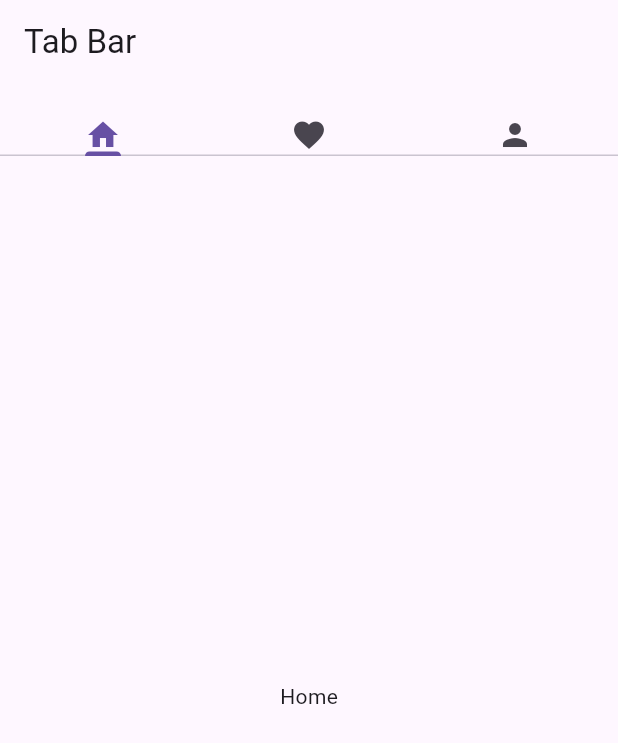
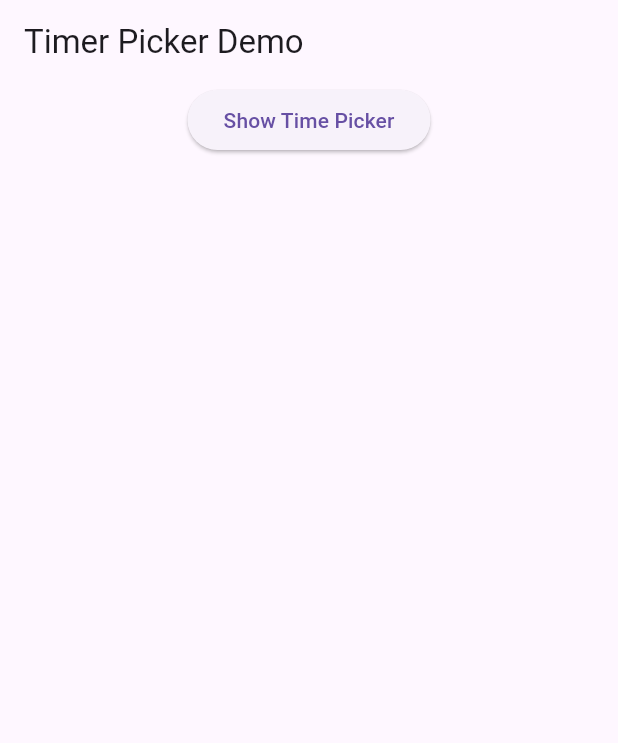
Before and after one commit to MuhammadAliKust/Flutter-B19, a Flutter app: the screen it shows after launch, on a phone screen of 412 x 824 dp. Shown: the top 743 px of the screen. Run offline on Flutter 3.47's test engine with Material 3 defaults, Android fonts, the phone set to English and light mode, and no system bars; our stand-ins replace smooth_page_indicator.

Commit message:
Dialog Box, Bottom Sheet, Date Picker, Time Picker Done

```diff
--- a/lib/main.dart
+++ b/lib/main.dart
@@ -1,9 +1,13 @@
 import 'package:flutter/material.dart';
 import 'package:flutter_b19/asset_image.dart';
 import 'package:flutter_b19/bottom_bar.dart';
+import 'package:flutter_b19/date_picker.dart';
 import 'package:flutter_b19/page_view_demo.dart';
 import 'package:flutter_b19/tabbar.dart';
+import 'package:flutter_b19/time_picker.dart';
 
+import 'bottom_sheet.dart';
+import 'dialog_box.dart';
 import 'dynamic_list_view.dart';
 import 'grid_view_demo.dart';
 import 'list_view_demo.dart';
@@ -21,7 +25,7 @@
   @override
   Widget build(BuildContext context) {
     return MaterialApp(
-      home: TabbarDemo(),
+      home: TimePickerDemo(),
     );
   }
 }
--- /dev/null
+++ b/lib/time_picker.dart
@@ -0,0 +1,38 @@
+import 'package:flutter/material.dart';
+import 'package:intl/intl.dart';
+
+class TimePickerDemo extends StatefulWidget {
+  const TimePickerDemo({super.key});
+
+  @override
+  State<TimePickerDemo> createState() => _TimePickerDemoState();
+}
+
+class _TimePickerDemoState extends State<TimePickerDemo> {
+  TimeOfDay? timeOfDay;
+
+  @override
+  Widget build(BuildContext context) {
+    return Scaffold(
+      appBar: AppBar(
+        title: Text("Timer Picker Demo"),
+      ),
+      body: Column(
+        children: [
+          Center(
+            child: ElevatedButton(
+                onPressed: () {
+                  showTimePicker(context: context, initialTime: TimeOfDay.now())
+                      .then((selectedTime) {
+                    timeOfDay = selectedTime;
+                    setState(() {});
+                  });
+                },
+                child: Text("Show Time Picker")),
+          ),
+          if (timeOfDay != null) Text(timeOfDay!.format(context).toString())
+        ],
+      ),
+    );
+  }
+}
--- a/pubspec.yaml
+++ b/pubspec.yaml
@@ -36,6 +36,7 @@
   # Use with the CupertinoIcons class for iOS style icons.
   cupertino_icons: ^1.0.8
   smooth_page_indicator: ^1.2.1
+  intl: ^0.20.2
 
 dev_dependencies:
   flutter_test:
```
Also changed, not shown: lib/bottom_sheet.dart (added, +42 -0 lines), lib/date_picker.dart (added, +41 -0 lines), lib/dialog_box.dart (added, +33 -0 lines), pubspec.lock.
